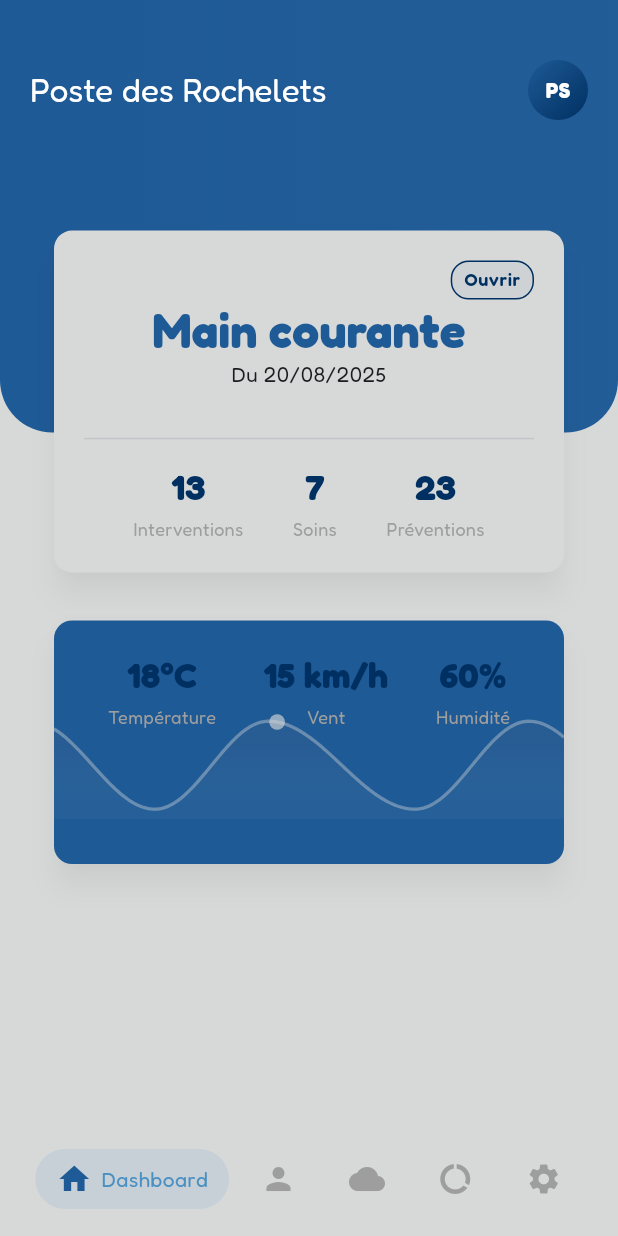
After one commit to Foreclair/foreclair-frontend, a Flutter app: the LayoutView screen opened directly, on a phone screen of 412 x 824 dp. The commit adds this screen. Run offline on Flutter 3.47's test engine with Material 3 defaults, Android fonts, the phone set to English and light mode, and no system bars; our stand-ins replace dio, flutter_secure_storage, flutter_svg, google_fonts, logger; accounts and stored records are empty.

Commit message:
🦫 Rework dashboard and actions

```diff
--- a/lib/assets/fonts/text_utils.dart
+++ b/lib/assets/fonts/text_utils.dart
@@ -1,9 +1,19 @@
 import 'package:flutter/material.dart';
+import 'package:google_fonts/google_fonts.dart';
 
 import '../colors/snsm_colors.dart';
 
-const TextStyle titleLarge = TextStyle(fontSize: 32, fontWeight: FontWeight.bold);
-const TextStyle titleLargeNeutral = TextStyle(fontSize: 32, fontWeight: FontWeight.bold, color: SNSMColors.blanc);
+final TextStyle titleLarge = TextStyle(
+  fontSize: 32,
+  fontWeight: FontWeight.bold,
+  fontFamily: GoogleFonts.poppins().fontFamily,
+);
+final TextStyle titleLargeNeutral = TextStyle(
+  fontSize: 32,
+  fontWeight: FontWeight.bold,
+  color: SNSMColors.blanc,
+  fontFamily: GoogleFonts.poppins().fontFamily,
+);
 
 const TextStyle titleMedium = TextStyle(fontSize: 22, fontWeight: FontWeight.bold);
 const TextStyle titleMediumNeutral = TextStyle(fontSize: 22, fontWeight: FontWeight.bold, color: SNSMColors.blanc);
--- a/lib/src/ui/components/indicator/maree_indicator.dart
+++ b/lib/src/ui/components/indicator/maree_indicator.dart
@@ -11,6 +11,7 @@ class TideCurve extends StatelessWidget {
   final Color gradientStartColor;
   final Color gradientEndColor;
   final double height;
+  final bool isLabelsVisible;
 
   const TideCurve({
     super.key,
@@ -20,6 +21,7 @@ class TideCurve extends StatelessWidget {
     required this.gradientStartColor,
     required this.gradientEndColor,
     this.height = 220,
+    this.isLabelsVisible = false,
   });
 
   @override
@@ -34,6 +36,7 @@ class TideCurve extends StatelessWidget {
           curveColor: curveColor,
           gradientStartColor: gradientStartColor,
           gradientEndColor: gradientEndColor,
+          isLabelsVisible: isLabelsVisible,
         ),
       ),
     );
@@ -46,6 +49,7 @@ class _TideCurvePainter extends CustomPainter {
   final Color curveColor;
   final Color gradientStartColor;
   final Color gradientEndColor;
+  final bool isLabelsVisible;
 
   _TideCurvePainter({
     required this.tides,
@@ -53,6 +57,7 @@ class _TideCurvePainter extends CustomPainter {
     required this.curveColor,
     required this.gradientStartColor,
     required this.gradientEndColor,
+    required this.isLabelsVisible,
   });
 
   static const int totalMinutes = 24 * 60;
@@ -71,15 +76,12 @@ class _TideCurvePainter extends CustomPainter {
 
     // Gradient: start high, end low, but extend bottom area for slow fade
     final gradientPaint = Paint()
-      ..shader =
-          LinearGradient(
+      ..shader = LinearGradient(
         begin: Alignment.topCenter,
         end: Alignment.bottomCenter,
         colors: [gradientStartColor, gradientEndColor],
         stops: [0.0, 1.0], // Full height
-          ).createShader(
-            Rect.fromLTWH(0, size.height * 0.4, size.width, size.height * 0.6), // lower transition
-          )
+      ).createShader(Rect.fromLTWH(0, size.height * 0.4, size.width, size.height * 0.6))
       ..style = PaintingStyle.fill;
 
     // Prepare tide points
@@ -183,10 +185,12 @@ class _TideCurvePainter extends CustomPainter {
       final coeffStr = t.coefficient.toStringAsFixed(0);
 
       // Time label
+      if (isLabelsVisible) {
         textPainter.text = TextSpan(
           text: timeStr,
           style: TextStyle(color: curveColor, fontSize: 11, fontWeight: FontWeight.w500),
         );
+
         textPainter.layout();
         textPainter.paint(canvas, Offset(x - textPainter.width / 2, y - 30));
 
@@ -197,6 +201,7 @@ class _TideCurvePainter extends CustomPainter {
         );
         textPainter.layout();
         textPainter.paint(canvas, Offset(x - textPainter.width / 2, y - 17));
+      }
     }
   }
 
--- /dev/null
+++ b/lib/src/ui/components/navbar/navbar.dart
@@ -0,0 +1,54 @@
+import 'package:flutter/material.dart';
+import 'package:foreclair/assets/colors/snsm_colors.dart';
+
+class NavBar extends StatelessWidget {
+  final int currentIndex;
+  final ValueChanged<int> onTap;
+
+  const NavBar({super.key, required this.currentIndex, required this.onTap});
+
+  @override
+  Widget build(BuildContext context) {
+    return ClipRRect(
+      borderRadius: BorderRadius.circular(30),
+      child: Container(
+        padding: const EdgeInsets.symmetric(vertical: 8),
+        decoration: BoxDecoration(
+          color: Theme.of(context).colorScheme.surface,
+          boxShadow: [BoxShadow(color: Colors.black.withAlpha(15), blurRadius: 20, offset: const Offset(0, 6))],
+        ),
+        child: Row(
+          mainAxisAlignment: MainAxisAlignment.spaceAround,
+          children: [
+            _item(icon: Icons.home, label: "Dashboard", index: 0),
+            _item(icon: Icons.person, label: "Effectifs", index: 1),
+            _item(icon: Icons.wb_cloudy, label: "Météo", index: 2),
+            _item(icon: Icons.data_usage, label: "Statistiques", index: 3),
+            _item(icon: Icons.settings, label: "Paramètres", index: 4),
+          ],
+        ),
+      ),
+    );
+  }
+
+  Widget _item({required IconData icon, required String label, required int index}) {
+    final isSelected = index == currentIndex;
+    return GestureDetector(
+      onTap: () => onTap(index),
+      child: AnimatedContainer(
+        duration: const Duration(milliseconds: 300),
+        padding: const EdgeInsets.symmetric(horizontal: 14, vertical: 8),
+        decoration: BoxDecoration(
+          color: isSelected ? SNSMColors.bleuClair.withAlpha(30) : Colors.transparent,
+          borderRadius: BorderRadius.circular(20),
+        ),
+        child: Row(
+          children: [
+            Icon(icon, color: isSelected ? SNSMColors.bleuOcean : Colors.grey),
+            if (isSelected) ...[const SizedBox(width: 6), Text(label, style: const TextStyle(color: SNSMColors.bleuClair))],
+          ],
+        ),
+      ),
+    );
+  }
+}
--- /dev/null
+++ b/lib/src/ui/pages/dashboard/users/components/dashboard_layout.dart
@@ -0,0 +1,33 @@
+import 'package:flutter/material.dart';
+
+class DashboardLayout extends StatelessWidget {
+  final double height;
+  final List<Widget> children;
+
+  const DashboardLayout({super.key, required this.height, this.children = const []});
+
+  @override
+  Widget build(BuildContext context) {
+    final theme = Theme.of(context);
+
+    return Stack(
+      alignment: Alignment.topCenter,
+      children: [
+        Container(
+          height: height,
+          decoration: BoxDecoration(
+            gradient: LinearGradient(
+              tileMode: TileMode.clamp,
+              colors: [theme.colorScheme.primaryContainer, theme.colorScheme.primaryContainer.withAlpha(250)],
+            ),
+            borderRadius: const BorderRadius.vertical(bottom: Radius.circular(35)),
+          ),
+        ),
+        Padding(
+          padding: const EdgeInsets.only(left: 20, right: 20, top: 40, bottom: 10),
+          child: Column(crossAxisAlignment: CrossAxisAlignment.start, children: children),
+        ),
+      ],
+    );
+  }
+}
--- /dev/null
+++ b/lib/src/ui/pages/dashboard/users/components/dashboard_user_icon.dart
@@ -0,0 +1,36 @@
+import 'package:flutter/material.dart';
+import 'package:foreclair/assets/colors/snsm_colors.dart';
+
+class DashboardUserIcon extends StatelessWidget {
+  final String firstName;
+  final String lastName;
+
+  const DashboardUserIcon({super.key, required this.firstName, required this.lastName});
+
+  @override
+  Widget build(BuildContext context) {
+    final initials = '${firstName.isNotEmpty ? firstName[0] : ''}${lastName.isNotEmpty ? lastName[0] : ''}';
+
+    return Align(
+      alignment: Alignment.topRight,
+      child: Container(
+        width: 40,
+        height: 40,
+        decoration: BoxDecoration(
+          gradient: const LinearGradient(
+            colors: [SNSMColors.bleuOcean, SNSMColors.bleuMarin],
+            begin: Alignment.topLeft,
+            end: Alignment.bottomRight,
+          ),
+          shape: BoxShape.circle,
+        ),
+        child: Center(
+          child: Text(
+            initials.toUpperCase(),
+            style: const TextStyle(color: Colors.white, fontWeight: FontWeight.bold),
+          ),
+        ),
+      ),
+    );
+  }
+}
--- /dev/null
+++ b/lib/src/ui/pages/dashboard/users/components/logbook_card.dart
@@ -0,0 +1,95 @@
+import 'package:flutter/material.dart';
+import 'package:foreclair/assets/fonts/text_utils.dart';
+import 'package:foreclair/utils/units/size_utils.dart';
+
+class LogbookCard extends StatelessWidget {
+  final VoidCallback? onTap;
+
+  const LogbookCard({super.key, this.onTap});
+
+  @override
+  Widget build(BuildContext context) {
+    final theme = Theme.of(context);
+    final date = DateTime.now().toLocal().toString().split(' ')[0].split('-').reversed.join('/');
+
+    return GestureDetector(
+      onTap: onTap,
+      child: Card(
+        elevation: 8.0,
+        margin: const EdgeInsets.all(16.0),
+        shape: RoundedRectangleBorder(borderRadius: BorderRadius.circular(12.0)),
+        child: Container(
+          padding: const EdgeInsets.all(20.0),
+          child: Column(
+            mainAxisAlignment: MainAxisAlignment.spaceBetween,
+            children: [
+              Row(
+                mainAxisAlignment: MainAxisAlignment.spaceBetween,
+                children: [
+                  SizedBox(width: 0),
+                  Container(
+                    padding: const EdgeInsets.symmetric(horizontal: 8.0, vertical: 4.0),
+                    decoration: BoxDecoration(
+                      color: Theme.of(context).primaryColor.withAlpha(10),
+                      borderRadius: BorderRadius.circular(12.0),
+                      border: Border.all(color: Theme.of(context).primaryColor, width: 1.0),
+                    ),
+                    child: Text(
+                      'Ouvrir',
+                      style: Theme.of(
+                        context,
+                      ).textTheme.bodySmall?.copyWith(color: Theme.of(context).primaryColor, fontWeight: FontWeight.w600),
+                    ),
+                  ),
+                ],
+              ),
+
+              Column(
+                children: [
+                  Text(
+                    'Main courante',
+                    style: Theme.of(context).textTheme.headlineLarge?.copyWith(
+                      fontWeight: FontWeight.bold,
+                      color: theme.colorScheme.primaryContainer,
+                    ),
+                    textAlign: TextAlign.center,
+                  ),
+
+                  Text('Du $date', style: bodySmall, textAlign: TextAlign.center),
+                ],
+              ),
+
+              SizedBox(height: context.height(3)),
+              Divider(thickness: 1, color: theme.colorScheme.outline.withAlpha(50)),
+              SizedBox(height: context.height(1)),
+              Row(
+                mainAxisAlignment: MainAxisAlignment.spaceEvenly,
+                children: [
+                  _buildStatItem(context, 'Interventions', '13'),
+                  _buildStatItem(context, 'Soins', '7'),
+                  _buildStatItem(context, 'Préventions', '23'),
+                ],
+              ),
+            ],
+          ),
+        ),
+      ),
+    );
+  }
+
+  Widget _buildStatItem(BuildContext context, String labelc, String value) {
+    return Column(
+      mainAxisAlignment: MainAxisAlignment.center,
+      children: [
+        Text(
+          value,
+          style: Theme.of(
+            context,
+          ).textTheme.headlineSmall?.copyWith(fontWeight: FontWeight.bold, color: Theme.of(context).primaryColor),
+        ),
+        const SizedBox(height: 4.0),
+        Text(labelc, style: label, textAlign: TextAlign.center),
+      ],
+    );
+  }
+}
--- /dev/null
+++ b/lib/src/ui/pages/dashboard/users/components/meteo_card.dart
@@ -0,0 +1,80 @@
+import 'package:flutter/material.dart';
+import 'package:foreclair/src/data/models/meteo/tide/tide_model.dart';
+import 'package:foreclair/src/ui/components/indicator/maree_indicator.dart';
+import 'package:foreclair/utils/units/size_utils.dart';
+
+import '../../../../../../assets/fonts/text_utils.dart';
+
+class MeteoCard extends StatelessWidget {
+  const MeteoCard({super.key});
+
+  @override
+  Widget build(BuildContext context) {
+    final theme = Theme.of(context);
+    final DateTime now = DateTime.now();
+
+    return GestureDetector(
+      onTap: () {},
+      child: Card(
+        color: theme.colorScheme.primaryContainer,
+        elevation: 8.0,
+        margin: const EdgeInsets.all(16.0),
+        shape: RoundedRectangleBorder(borderRadius: BorderRadius.circular(12.0)),
+        child: Stack(
+          children: [
+            Padding(
+              padding: EdgeInsetsGeometry.only(top: 50, bottom: 30),
+              child: TideCurve(
+                tides: [
+                  TideModel(time: now.copyWith(hour: 4, minute: 45), coefficient: 95, isHighTide: false),
+                  TideModel(time: now.copyWith(hour: 10, minute: 5), coefficient: 95, isHighTide: true),
+                  TideModel(time: now.copyWith(hour: 17, minute: 0), coefficient: 95, isHighTide: false),
+                  TideModel(time: now.copyWith(hour: 22, minute: 21), coefficient: 95, isHighTide: true),
+                ],
+                currentTime: now,
+                curveColor: theme.colorScheme.outlineVariant.withAlpha(100),
+                gradientStartColor: theme.colorScheme.onSurfaceVariant.withAlpha(30),
+                gradientEndColor: theme.colorScheme.surface.withAlpha(10),
+                height: context.height(10),
+              ),
+            ),
+
+            Container(
+              padding: const EdgeInsets.all(20.0),
+              child: Column(
+                mainAxisAlignment: MainAxisAlignment.spaceBetween,
+                crossAxisAlignment: CrossAxisAlignment.start,
+                children: [
+                  Row(
+                    mainAxisAlignment: MainAxisAlignment.spaceAround,
+                    children: [
+                      _buildStatItem(context, "Température", "18°C"),
+                      _buildStatItem(context, "Vent", "15 km/h"),
+                      _buildStatItem(context, "Humidité", "60%"),
+                    ],
+                  ),
+                ],
+              ),
+            ),
+          ],
+        ),
+      ),
+    );
+  }
+
+  Widget _buildStatItem(BuildContext context, String labelc, String value) {
+    return Column(
+      mainAxisAlignment: MainAxisAlignment.center,
+      children: [
+        Text(
+          value,
+          style: Theme.of(
+            context,
+          ).textTheme.headlineSmall?.copyWith(fontWeight: FontWeight.bold, color: Theme.of(context).primaryColor),
+        ),
+        const SizedBox(height: 4.0),
+        Text(labelc, style: label, textAlign: TextAlign.center),
+      ],
+    );
+  }
+}
--- /dev/null
+++ b/lib/src/ui/pages/dashboard/users/user_dashboard_page.dart
@@ -0,0 +1,54 @@
+import 'package:flutter/cupertino.dart';
+import 'package:flutter/material.dart';
+import 'package:foreclair/src/ui/pages/dashboard/users/components/dashboard_layout.dart';
+import 'package:foreclair/src/ui/pages/dashboard/users/components/dashboard_user_icon.dart';
+import 'package:foreclair/src/ui/pages/dashboard/users/components/meteo_card.dart';
+import 'package:foreclair/src/ui/pages/logbook/main/logbook_page.dart';
+import 'package:foreclair/utils/units/size_utils.dart';
+
+import 'components/logbook_card.dart';
+
+class UserDashboardPage extends StatefulWidget {
+  const UserDashboardPage({super.key});
+
+  @override
+  State<UserDashboardPage> createState() => _UserDashboardPageState();
+}
+
+class _UserDashboardPageState extends State<UserDashboardPage> {
+  @override
+  Widget build(BuildContext context) {
+    final theme = Theme.of(context);
+
+    return CupertinoPageScaffold(
+      backgroundColor: theme.colorScheme.surface,
+      child: DashboardLayout(
+        height: context.height(35),
+        children: [
+          Row(
+            mainAxisAlignment: MainAxisAlignment.spaceBetween,
+            children: [
+              Text(
+                key: const Key('user_dashboard_title'),
+                'Poste des Rochelets',
+                style: theme.textTheme.titleLarge?.copyWith(color: theme.colorScheme.onPrimaryContainer),
+              ),
+              DashboardUserIcon(key: const Key('user_dashboard_icon'), firstName: "Paul", lastName: "Salaun"),
+            ],
+          ),
+
+          SizedBox(height: context.height(7)),
+
+          LogbookCard(
+            key: const Key('user_dashboard_logbook_card'),
+            onTap: () {
+              Navigator.of(context).push(MaterialPageRoute(builder: (context) => const LogBookPage()));
+            },
+          ),
+
+          MeteoCard(key: const Key('user_dashboard_meteo_card')),
+        ],
+      ),
+    );
+  }
+}
--- /dev/null
+++ b/lib/src/ui/views/layout/layout_view.dart
@@ -0,0 +1,54 @@
+import 'package:flutter/material.dart';
+import 'package:foreclair/src/ui/components/navbar/navbar.dart';
+import 'package:foreclair/src/ui/pages/dashboard/users/user_dashboard_page.dart';
+
+class LayoutView extends StatefulWidget {
+  const LayoutView({super.key});
+
+  @override
+  State<LayoutView> createState() => _LayoutViewState();
+}
+
+class _LayoutViewState extends State<LayoutView> {
+  int index = 0;
+  final controller = PageController();
+
+  final pages = const [
+    Center(child: UserDashboardPage()),
+    Center(child: Text("Page 2")),
+    Center(child: Text("Page 3")),
+    Center(child: Text("Page 4")),
+    Center(child: Text("Page 5")),
+  ];
+
+  @override
+  Widget build(BuildContext context) {
+    return Scaffold(
+      extendBody: true,
+      body: Stack(
+        children: [
+          PageView(
+            key: const Key('pageview'),
+            controller: controller,
+            physics: const BouncingScrollPhysics(),
+            onPageChanged: (i) => setState(() => index = i),
+            children: pages,
+          ),
+          Positioned(
+            left: 20,
+            right: 20,
+            bottom: 10,
+            child: NavBar(
+              key: const Key('navbar'),
+              currentIndex: index,
+              onTap: (i) {
+                setState(() => index = i);
+                controller.animateToPage(i, duration: const Duration(milliseconds: 400), curve: Curves.easeInOut);
+              },
+            ),
+          ),
+        ],
+      ),
+    );
+  }
+}
--- a/lib/utils/text/text_utils.dart
+++ b/lib/utils/text/text_utils.dart
@@ -1,11 +1,9 @@
 class TextUtils {
-  /// Première lettre capitalisée.
   static String capitalize(String text) {
     if (text.isEmpty) return text;
     return text[0].toUpperCase() + text.substring(1);
   }
 
-  /// Première lettre de chaque mot capitalisée.
   static String capitalizeEachWord(String text) {
     return text.split(' ').map((word) => capitalize(word)).join(' ');
   }
```
Also changed, not shown: lib/src/ui/pages/logbook/main/logbook_page.dart (+12 -15 lines), lib/src/ui/views/authentication/login_view.dart (+6 -7 lines), lib/src/ui/views/layout/users/layout_user_view.dart (deleted, +0 -191 lines), lib/src/ui/components/layouts/topography_background.dart (renamed from lib/src/ui/components/container/topography_background.dart), lib/src/ui/components/layouts/wave_container.dart (renamed from lib/src/ui/components/container/wave_container.dart), 3 other files. Lines whose indentation alone changed are shown as unchanged.
